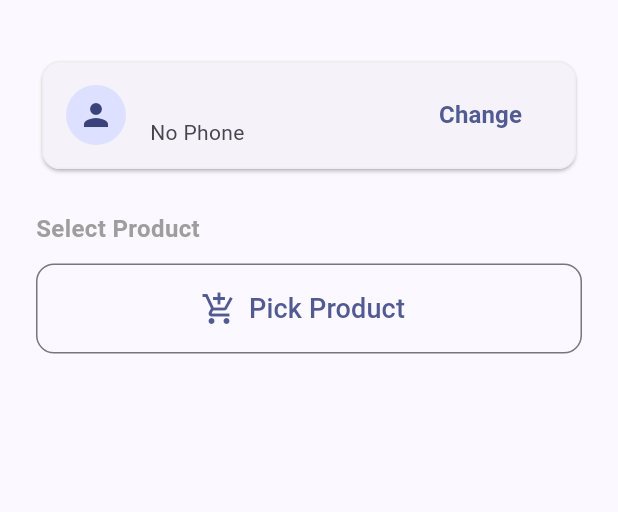
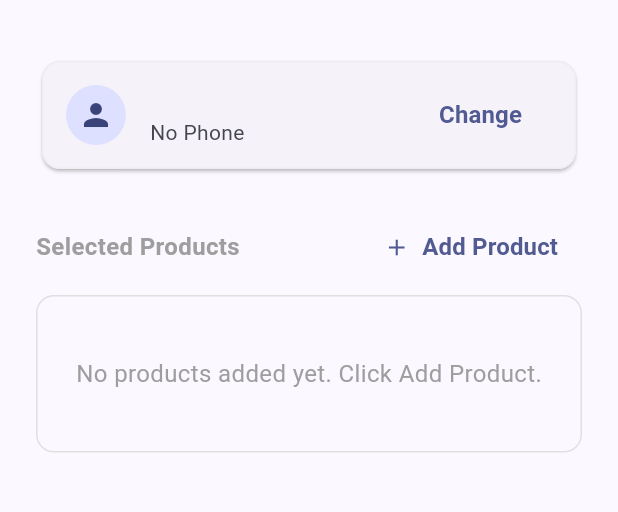
Before and after one commit to shlok772006/PapaDesk, a Flutter app: the NewSaleScreen screen opened directly, on a phone screen of 412 x 824 dp, the part 65-577 px from its top. Run offline on Flutter 3.47's test engine with Material 3 defaults, Android fonts, the phone set to English and light mode, and no system bars; our stand-ins replace cloud_firestore, firebase_auth, firebase_core, firebase_crashlytics, flutter_riverpod; missing offline and left inert: firebase_auth_platform_interface; accounts and stored records are empty.

Commit message:
Support multi-product sales, inline quantities, inline selling prices, and make all repository writes non-blocking to resolve Chrome buffering issues

```diff
--- a/lib/repositories/payment_repository.dart
+++ b/lib/repositories/payment_repository.dart
@@ -38,8 +38,10 @@ class PaymentRepository {
       'pendingAmount': FieldValue.increment(-payment.amount),
     });
 
-    // 3. Commit — works offline, queues locally.
-    await batch.commit();
+    // Execute batch commit in the background to prevent network latency from blocking the UI
+    batch.commit().catchError((e) {
+      // Background sync handles persistence/retries automatically
+    });
     return paymentDocRef.id;
   }
 
--- a/lib/repositories/purchase_repository.dart
+++ b/lib/repositories/purchase_repository.dart
@@ -39,8 +39,10 @@ class PurchaseRepository {
       });
     }
 
-    // 3. Commit — works offline, queues locally.
-    await batch.commit();
+    // Execute batch commit in the background to prevent network latency from blocking the UI
+    batch.commit().catchError((e) {
+      // Background sync handles persistence/retries automatically
+    });
     return purchaseDocRef.id;
   }
 
--- a/lib/repositories/sale_repository.dart
+++ b/lib/repositories/sale_repository.dart
@@ -60,7 +60,10 @@ class SaleRepository {
     });
 
     // 4. Commit — works offline, queues locally.
-    await batch.commit();
+    // Execute batch commit in the background to prevent network latency from blocking the UI
+    batch.commit().catchError((e) {
+      // Background sync handles persistence/retries automatically
+    });
     return saleDocRef.id;
   }
 
--- a/lib/screens/sales/new_sale_screen.dart
+++ b/lib/screens/sales/new_sale_screen.dart
@@ -9,9 +9,11 @@ import '../../providers/repository_providers.dart';
 import 'add_customer_dialog.dart';
 import '../../widgets/customer_selector.dart';
 
-/// A simplified, single-item sale screen:
-/// 1. If no customer is picked, displays CustomerSelector.
-/// 2. Once selected, prompts to pick a Product and enter Selling Price & Amount Paid.
+/// A simplified, multi-product sale screen:
+/// 1. Select Customer
+/// 2. Pick multiple Products (with inline editable Quantity and Selling Price)
+/// 3. Enter Amount Paid
+/// 4. Save
 class NewSaleScreen extends ConsumerStatefulWidget {
   const NewSaleScreen({super.key});
 
@@ -21,17 +23,24 @@ class NewSaleScreen extends ConsumerStatefulWidget {
 
 class _NewSaleScreenState extends ConsumerState<NewSaleScreen> {
   Customer? _selectedCustomer;
-  Product? _selectedProduct;
-
-  final _sellingPriceController = TextEditingController();
+  final List<_CartItem> _cartItems = [];
   final _paidController = TextEditingController();
 
   bool _saving = false;
   final _currencyFormat = NumberFormat.currency(locale: 'en_IN', symbol: '₹');
 
+  double get _totalAmount {
+    return _cartItems.fold(0.0, (sum, item) {
+      final price = double.tryParse(item.priceController.text.trim()) ?? 0.0;
+      return sum + (price * item.quantity);
+    });
+  }
+
   @override
   void dispose() {
-    _sellingPriceController.dispose();
+    for (final item in _cartItems) {
+      item.priceController.dispose();
+    }
     _paidController.dispose();
     super.dispose();
   }
@@ -40,13 +49,30 @@ class _NewSaleScreenState extends ConsumerState<NewSaleScreen> {
     setState(() => _selectedCustomer = customer);
   }
 
-  void _selectProduct(Product product) {
+  void _addProduct(Product product) {
+    // Check if already in cart
+    final existingIndex = _cartItems.indexWhere((item) => item.product.id == product.id);
+    if (existingIndex >= 0) {
       setState(() {
-      _selectedProduct = product;
-      _sellingPriceController.clear();
-      _paidController.clear();
+        _cartItems[existingIndex].quantity++;
       });
+    } else {
+      setState(() {
+        _cartItems.add(_CartItem(
+          product: product,
+          quantity: 1,
+          initialPrice: 0.0, // Defaults to empty so they enter it dynamically
+        ));
+      });
+    }
     Navigator.of(context).pop(); // Close product picker
+  }
+
+  void _removeProduct(int index) {
+    setState(() {
+      _cartItems[index].priceController.dispose();
+      _cartItems.removeAt(index);
+    });
   }
 
   void _showProductPicker() {
@@ -72,7 +98,7 @@ class _NewSaleScreenState extends ConsumerState<NewSaleScreen> {
                 products: products,
                 scrollController: scrollController,
                 currencyFormat: _currencyFormat,
-                onSelected: _selectProduct,
+                onSelected: _addProduct,
               ),
             );
           },
@@ -86,20 +112,31 @@ class _NewSaleScreenState extends ConsumerState<NewSaleScreen> {
       _showError('Please select a customer');
       return;
     }
-    if (_selectedProduct == null) {
-      _showError('Please select a product');
+    if (_cartItems.isEmpty) {
+      _showError('Please add at least one product');
       return;
     }
 
-    final sellingPriceText = _sellingPriceController.text.trim();
-    if (sellingPriceText.isEmpty || double.tryParse(sellingPriceText) == null) {
-      _showError('Please enter a valid selling price');
+    final List<SaleItem> items = [];
+    for (final item in _cartItems) {
+      final priceText = item.priceController.text.trim();
+      final price = double.tryParse(priceText) ?? 0.0;
+      if (price <= 0) {
+        _showError('Please enter a valid price for ${item.product.name}');
         return;
       }
+      items.add(SaleItem(
+        productId: item.product.id,
+        productName: item.product.name,
+        quantity: item.quantity,
+        unitPrice: price,
+        subtotal: price * item.quantity,
+      ));
+    }
 
-    final sellingPrice = double.parse(sellingPriceText);
+    final total = _totalAmount;
     final paidAmountText = _paidController.text.trim();
-    final paidAmount = paidAmountText.isEmpty ? sellingPrice : (double.tryParse(paidAmountText) ?? 0.0);
+    final paidAmount = paidAmountText.isEmpty ? total : (double.tryParse(paidAmountText) ?? 0.0);
 
     setState(() => _saving = true);
 
@@ -110,16 +147,8 @@ class _NewSaleScreenState extends ConsumerState<NewSaleScreen> {
       id: '',
       customerId: _selectedCustomer!.id,
       saleDate: DateTime.now(),
-      items: [
-        SaleItem(
-          productId: _selectedProduct!.id,
-          productName: _selectedProduct!.name,
-          quantity: 1,
-          unitPrice: sellingPrice,
-          subtotal: sellingPrice,
-        ),
-      ],
-      totalAmount: sellingPrice,
+      items: items,
+      totalAmount: total,
       paidAmount: paidAmount,
       createdBy: userId,
     );
@@ -154,7 +183,7 @@ class _NewSaleScreenState extends ConsumerState<NewSaleScreen> {
 
   @override
   Widget build(BuildContext context) {
-    // Step 1: Force customer selection first if none is selected
+    // Step 1: Customer Selection first
     if (_selectedCustomer == null) {
       return Scaffold(
         appBar: AppBar(
@@ -175,7 +204,7 @@ class _NewSaleScreenState extends ConsumerState<NewSaleScreen> {
       );
     }
 
-    // Step 2 & 3: Customer selected. Show product selection and prices inputs.
+    // Step 2: Customer selected, show products card & billing inputs
     return Scaffold(
       appBar: AppBar(
         title: const Text(
@@ -186,7 +215,7 @@ class _NewSaleScreenState extends ConsumerState<NewSaleScreen> {
       body: ListView(
         padding: const EdgeInsets.all(24),
         children: [
-          // Selected Customer Card
+          // Customer card
           Card(
             shape: RoundedRectangleBorder(
               borderRadius: BorderRadius.circular(12),
@@ -208,7 +237,7 @@ class _NewSaleScreenState extends ConsumerState<NewSaleScreen> {
               trailing: TextButton(
                 onPressed: () => setState(() {
                   _selectedCustomer = null;
-                  _selectedProduct = null;
+                  _cartItems.clear();
                 }),
                 child: const Text('Change', style: TextStyle(fontSize: 16, fontWeight: FontWeight.bold)),
               ),
@@ -216,99 +245,172 @@ class _NewSaleScreenState extends ConsumerState<NewSaleScreen> {
           ),
           const SizedBox(height: 24),
 
-          // Select Product Section
+          // Cart Section Header
+          Row(
+            mainAxisAlignment: MainAxisAlignment.spaceBetween,
+            children: [
               const Text(
-            'Select Product',
+                'Selected Products',
                 style: TextStyle(fontSize: 16, fontWeight: FontWeight.bold, color: Colors.grey),
               ),
-          const SizedBox(height: 12),
-          if (_selectedProduct == null)
-            OutlinedButton.icon(
+              TextButton.icon(
                 onPressed: _showProductPicker,
-              icon: const Icon(Icons.add_shopping_cart, size: 24),
-              label: const Text('Pick Product', style: TextStyle(fontSize: 18)),
-              style: OutlinedButton.styleFrom(
-                minimumSize: const Size.fromHeight(60),
-                shape: RoundedRectangleBorder(borderRadius: BorderRadius.circular(12)),
+                icon: const Icon(Icons.add),
+                label: const Text('Add Product', style: TextStyle(fontSize: 16, fontWeight: FontWeight.bold)),
+              ),
+            ],
+          ),
+          const SizedBox(height: 8),
+
+          if (_cartItems.isEmpty)
+            Container(
+              padding: const EdgeInsets.symmetric(vertical: 40),
+              decoration: BoxDecoration(
+                border: Border.all(color: Colors.grey[300]!, style: BorderStyle.solid),
+                borderRadius: BorderRadius.circular(12),
+              ),
+              child: const Center(
+                child: Text(
+                  'No products added yet. Click Add Product.',
+                  style: TextStyle(fontSize: 16, color: Colors.grey),
+                ),
               ),
             )
           else
-            Card(
+            ListView.builder(
+              shrinkWrap: true,
+              physics: const NeverScrollableScrollPhysics(),
+              itemCount: _cartItems.length,
+              itemBuilder: (context, index) {
+                final item = _cartItems[index];
+                return Card(
+                  margin: const EdgeInsets.only(bottom: 12),
                   shape: RoundedRectangleBorder(
                     borderRadius: BorderRadius.circular(12),
-                side: BorderSide(color: Theme.of(context).colorScheme.primaryContainer),
+                    side: BorderSide(color: Colors.grey[200]!),
                   ),
-              color: Theme.of(context).colorScheme.primaryContainer.withValues(alpha: 0.1),
-              child: ListTile(
-                leading: CircleAvatar(
-                  backgroundColor: Theme.of(context).colorScheme.primary,
-                  child: const Icon(Icons.shopping_bag, color: Colors.white),
-                ),
-                title: Text(
-                  _selectedProduct!.name,
-                  style: const TextStyle(fontSize: 18, fontWeight: FontWeight.bold),
-                ),
-                subtitle: Text(
-                  'Category: ${_selectedProduct!.category} • Stock: ${_selectedProduct!.currentStock} pcs',
-                  style: const TextStyle(fontSize: 14),
-                ),
-                trailing: TextButton(
-                  onPressed: _showProductPicker,
-                  child: const Text('Change', style: TextStyle(fontSize: 16, fontWeight: FontWeight.bold)),
+                  child: Padding(
+                    padding: const EdgeInsets.all(16),
+                    child: Column(
+                      crossAxisAlignment: CrossAxisAlignment.start,
+                      children: [
+                        Row(
+                          children: [
+                            Expanded(
+                              child: Text(
+                                item.product.name,
+                                style: const TextStyle(fontSize: 16, fontWeight: FontWeight.bold),
                               ),
                             ),
+                            IconButton(
+                              onPressed: () => _removeProduct(index),
+                              icon: const Icon(Icons.delete_outline, color: Colors.red),
+                            ),
+                          ],
+                        ),
+                        const SizedBox(height: 8),
+                        Row(
+                          children: [
+                            // Quantity Controls
+                            Container(
+                              decoration: BoxDecoration(
+                                border: Border.all(color: Colors.grey[300]!),
+                                borderRadius: BorderRadius.circular(8),
+                              ),
+                              child: Row(
+                                children: [
+                                  IconButton(
+                                    onPressed: () {
+                                      if (item.quantity > 1) {
+                                        setState(() => item.quantity--);
+                                      }
+                                    },
+                                    icon: const Icon(Icons.remove),
+                                    iconSize: 20,
+                                  ),
+                                  Text(
+                                    '${item.quantity}',
+                                    style: const TextStyle(fontSize: 16, fontWeight: FontWeight.bold),
+                                  ),
+                                  IconButton(
+                                    onPressed: () {
+                                      setState(() => item.quantity++);
+                                    },
+                                    icon: const Icon(Icons.add),
+                                    iconSize: 20,
+                                  ),
+                                ],
+                              ),
+                            ),
+                            const SizedBox(width: 16),
+                            // Selling Price Input Box
+                            Expanded(
+                              child: TextField(
+                                controller: item.priceController,
+                                decoration: const InputDecoration(
+                                  labelText: 'Selling Price *',
+                                  prefixText: '₹ ',
+                                  border: OutlineInputBorder(),
+                                  contentPadding: EdgeInsets.symmetric(horizontal: 12, vertical: 10),
+                                ),
+                                style: const TextStyle(fontSize: 16, fontWeight: FontWeight.bold),
+                                keyboardType: const TextInputType.numberWithOptions(decimal: true),
+                                onChanged: (val) {
+                                  // Refresh total
+                                  setState(() {});
+                                },
+                              ),
+                            ),
+                          ],
+                        ),
+                      ],
+                    ),
+                  ),
+                );
+              },
             ),
 
-          if (_selectedProduct != null) ...[
+          if (_cartItems.isNotEmpty) ...[
             const SizedBox(height: 32),
-            // Enter Sale Pricing
+            // Billing Summary
             const Text(
-              'Enter Sale Pricing',
+              'Billing Summary',
               style: TextStyle(fontSize: 16, fontWeight: FontWeight.bold, color: Colors.grey),
             ),
             const SizedBox(height: 16),
 
-            // Box 1: Selling Price
-            TextField(
-              controller: _sellingPriceController,
-              decoration: InputDecoration(
-                labelText: 'Selling Price *',
-                prefixText: '₹ ',
-                border: OutlineInputBorder(
-                  borderRadius: BorderRadius.circular(12),
+            // Total Amount Display
+            Row(
+              mainAxisAlignment: MainAxisAlignment.spaceBetween,
+              children: [
+                const Text('Total Amount:', style: TextStyle(fontSize: 18, fontWeight: FontWeight.w600)),
+                Text(
+                  _currencyFormat.format(_totalAmount),
+                  style: const TextStyle(fontSize: 24, fontWeight: FontWeight.bold, color: Colors.blue),
                 ),
-                contentPadding: const EdgeInsets.symmetric(horizontal: 16, vertical: 18),
-                helperText: 'Enter price sold to this customer',
-              ),
-              style: const TextStyle(fontSize: 22, fontWeight: FontWeight.bold),
-              keyboardType: const TextInputType.numberWithOptions(decimal: true),
-              autofocus: true,
-              onChanged: (val) {
-                // Pre-fill Amount Paid Now with Selling Price as they type
-                setState(() {});
-              },
+              ],
             ),
             const SizedBox(height: 20),
 
-            // Box 2: Amount Paid Now
+            // Amount Paid Box
             TextField(
               controller: _paidController,
               decoration: InputDecoration(
                 labelText: 'Amount Paid Now',
                 prefixText: '₹ ',
-                hintText: _sellingPriceController.text.isEmpty ? '0' : _sellingPriceController.text,
+                hintText: _currencyFormat.format(_totalAmount).replaceAll('₹', '').trim(),
                 border: OutlineInputBorder(
                   borderRadius: BorderRadius.circular(12),
                 ),
-                contentPadding: const EdgeInsets.symmetric(horizontal: 16, vertical: 18),
+                contentPadding: const EdgeInsets.symmetric(horizontal: 16, vertical: 16),
                 helperText: 'Leave empty for full payment',
               ),
-              style: const TextStyle(fontSize: 22, fontWeight: FontWeight.bold, color: Colors.green),
+              style: const TextStyle(fontSize: 20, fontWeight: FontWeight.bold, color: Colors.green),
               keyboardType: const TextInputType.numberWithOptions(decimal: true),
             ),
             const SizedBox(height: 40),
 
-            // Save button
+            // Save Button
             SizedBox(
               height: 58,
               child: FilledButton.icon(
@@ -367,7 +469,6 @@ class _ProductPickerSheetState extends State<_ProductPickerSheet> {
       padding: const EdgeInsets.all(16),
       child: Column(
         children: [
-          // Handle bar
           Container(
             width: 40,
             height: 4,
@@ -427,3 +528,17 @@ class _ProductPickerSheetState extends State<_ProductPickerSheet> {
     );
   }
 }
+
+// ── Local Cart Item Helper ───────────────────────────────────────────
+
+class _CartItem {
+  final Product product;
+  int quantity;
+  final TextEditingController priceController;
+
+  _CartItem({
+    required this.product,
+    required this.quantity,
+    required double initialPrice,
+  }) : priceController = TextEditingController(text: initialPrice > 0 ? initialPrice.toStringAsFixed(0) : '');
+}
```
Also changed, not shown: lib/repositories/customer_repository.dart (+4 -3 lines), lib/repositories/product_repository.dart (+4 -3 lines). Lines whose indentation alone changed are shown as unchanged.
